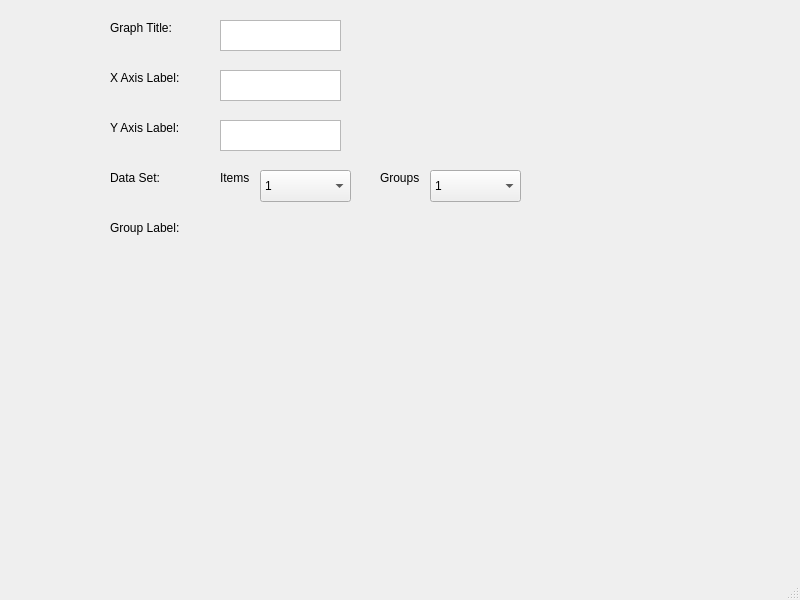
This is mainwindow.ui in Moethantko/ChartGenerator as Qt 5 draws it before an edit. The edited form follows.
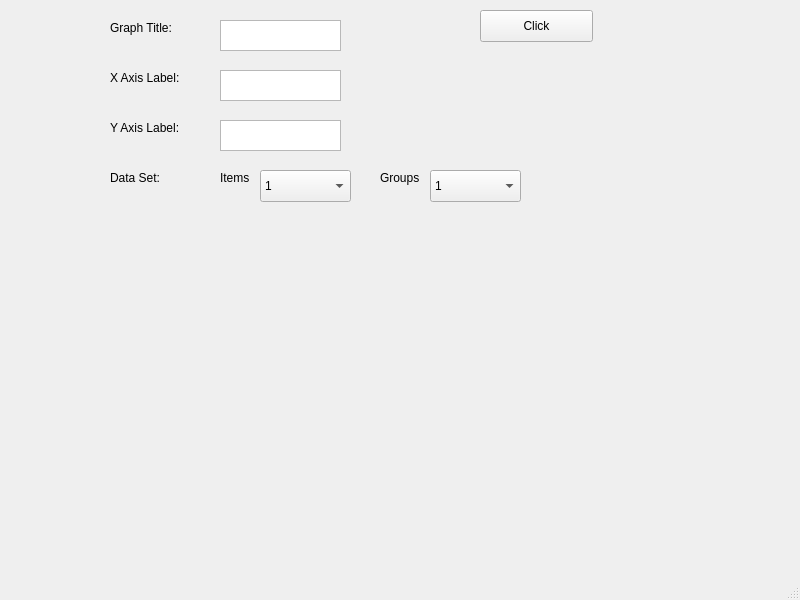
This is the edited form.

Commit message: second commit with basic GUI

The edit to the form file:
```diff
--- a/mainwindow.ui
+++ b/mainwindow.ui
@@ -122,19 +122,6 @@
      <string>Groups</string>
     </property>
    </widget>
-   <widget class="QLabel" name="label">
-    <property name="geometry">
-     <rect>
-      <x>110</x>
-      <y>220</y>
-      <width>91</width>
-      <height>16</height>
-     </rect>
-    </property>
-    <property name="text">
-     <string>Group Label:</string>
-    </property>
-   </widget>
    <widget class="QComboBox" name="comBoxGroups">
     <property name="geometry">
      <rect>
@@ -255,6 +242,30 @@
      </property>
     </item>
    </widget>
+   <widget class="QWidget" name="verticalLayoutWidget">
+    <property name="geometry">
+     <rect>
+      <x>120</x>
+      <y>220</y>
+      <width>501</width>
+      <height>291</height>
+     </rect>
+    </property>
+    <layout class="QVBoxLayout" name="vLayoutItems"/>
+   </widget>
+   <widget class="QPushButton" name="btnNextWindow">
+    <property name="geometry">
+     <rect>
+      <x>480</x>
+      <y>10</y>
+      <width>113</width>
+      <height>32</height>
+     </rect>
+    </property>
+    <property name="text">
+     <string>Click</string>
+    </property>
+   </widget>
   </widget>
   <widget class="QMenuBar" name="menubar">
    <property name="geometry">
```
The commit also changes 6 other files.
